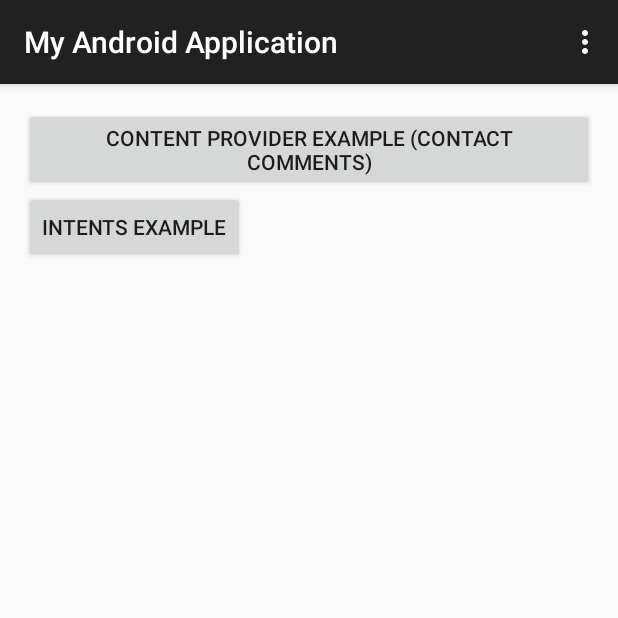
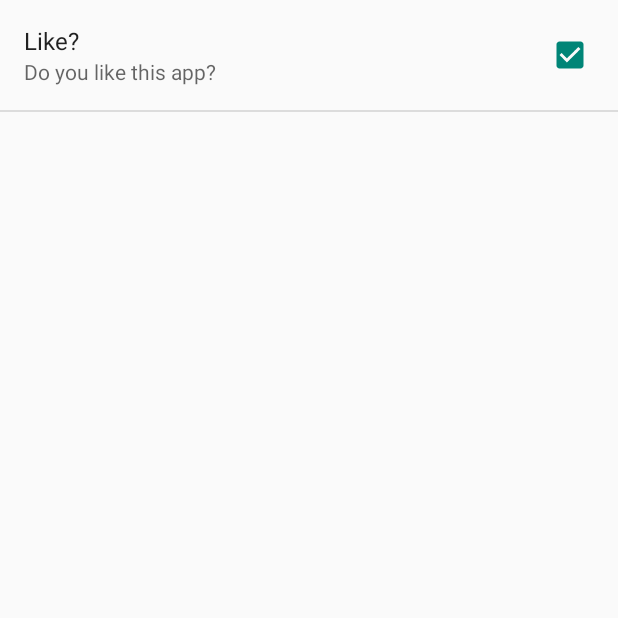
Before and after one commit to emilhdiaz/myandroidapplication, an Android app: the screen it shows after launch (MainActivity before the commit, SettingsActivity after it), in the options menu, after a tap on "Settings", on a phone screen of 412 x 824 dp, the top half of it. Run offline under Robolectric (Android 15) with nearby library versions, the phone set to English and light mode, and no system bars.

Commit message:
Added a settings preference activity

```diff
--- a/app/src/main/java/com/emildiaz/myandroidapplication/ContactActivity.java
+++ b/app/src/main/java/com/emildiaz/myandroidapplication/ContactActivity.java
@@ -53,7 +53,7 @@ public class ContactActivity extends ListActivity implements LoaderManager.Loade
 
     @Override
     public boolean onCreateOptionsMenu(Menu menu) {
-        getMenuInflater().inflate(R.menu.menu_content, menu);
+        getMenuInflater().inflate(R.menu.menu_main, menu);
         return true;
     }
 
@@ -61,7 +61,9 @@ public class ContactActivity extends ListActivity implements LoaderManager.Loade
     public boolean onOptionsItemSelected(MenuItem item) {
         int id = item.getItemId();
 
-        if (id == R.id.action_settings) {
+        if (id == R.id.preferences) {
+            Intent i = new Intent(this, SettingsActivity.class);
+            startActivity(i);
             return true;
         }
 
--- a/app/src/main/java/com/emildiaz/myandroidapplication/MainActivity.java
+++ b/app/src/main/java/com/emildiaz/myandroidapplication/MainActivity.java
@@ -26,7 +26,9 @@ public class MainActivity extends ActionBarActivity {
     public boolean onOptionsItemSelected(MenuItem item) {
         int id = item.getItemId();
 
-        if (id == R.id.action_settings) {
+        if (id == R.id.preferences) {
+            Intent i = new Intent(this, SettingsActivity.class);
+            startActivity(i);
             return true;
         }
 
--- a/app/src/main/java/com/emildiaz/myandroidapplication/RouletteActivity.java
+++ b/app/src/main/java/com/emildiaz/myandroidapplication/RouletteActivity.java
@@ -1,6 +1,5 @@
 package com.emildiaz.myandroidapplication;
 
-import android.app.Activity;
 import android.content.Context;
 import android.content.Intent;
 import android.content.pm.PackageManager;
@@ -34,7 +33,7 @@ public class RouletteActivity extends ActionBarActivity {
 
     @Override
     public boolean onCreateOptionsMenu(Menu menu) {
-        getMenuInflater().inflate(R.menu.menu_roulette, menu);
+        getMenuInflater().inflate(R.menu.menu_main, menu);
         return true;
     }
 
@@ -42,7 +41,9 @@ public class RouletteActivity extends ActionBarActivity {
     public boolean onOptionsItemSelected(MenuItem item) {
         int id = item.getItemId();
 
-        if (id == R.id.action_settings) {
+        if (id == R.id.preferences) {
+            Intent i = new Intent(this, SettingsActivity.class);
+            startActivity(i);
             return true;
         }
 
--- /dev/null
+++ b/app/src/main/java/com/emildiaz/myandroidapplication/SettingsActivity.java
@@ -0,0 +1,15 @@
+package com.emildiaz.myandroidapplication;
+
+import android.preference.PreferenceActivity;
+import android.os.Bundle;
+import android.view.Menu;
+import android.view.MenuItem;
+
+public class SettingsActivity extends PreferenceActivity {
+
+    @Override
+    protected void onCreate(Bundle savedInstanceState) {
+        super.onCreate(savedInstanceState);
+        addPreferencesFromResource(R.xml.preferences);
+    }
+}
--- a/app/src/main/res/menu/menu_main.xml
+++ b/app/src/main/res/menu/menu_main.xml
@@ -2,7 +2,7 @@
       xmlns:app="http://schemas.android.com/apk/res-auto"
       xmlns:tools="http://schemas.android.com/tools"
       tools:context=".MainActivity">
-    <item android:id="@+id/action_settings"
+    <item android:id="@+id/preferences"
           android:title="@string/action_settings"
           android:orderInCategory="100"
           app:showAsAction="never"/>
--- a/app/src/main/res/menu/menu_roulette.xml
+++ /dev/null
@@ -1,9 +0,0 @@
-<menu xmlns:android="http://schemas.android.com/apk/res/android"
-      xmlns:app="http://schemas.android.com/apk/res-auto"
-      xmlns:tools="http://schemas.android.com/tools"
-      tools:context="com.emildiaz.myandroidapplication.RouletteActivity">
-    <item android:id="@+id/action_settings"
-          android:title="@string/action_settings"
-          android:orderInCategory="100"
-          app:showAsAction="never"/>
-</menu>
--- a/app/src/main/res/values/strings.xml
+++ b/app/src/main/res/values/strings.xml
@@ -7,5 +7,6 @@
     <string name="title_activity_contact">My.Contacts</string>
     <string name="title_activity_comment">My.Comments</string>
     <string name="title_activity_roulette">My.Roulette</string>
+    <string name="title_activity_settings">SettingsActivity</string>
 
 </resources>
--- /dev/null
+++ b/app/src/main/res/xml/preferences.xml
@@ -0,0 +1,9 @@
+<?xml version="1.0" encoding="utf-8"?>
+<PreferenceScreen xmlns:android="http://schemas.android.com/apk/res/android">
+
+    <CheckBoxPreference
+        android:key="pref_like"
+        android:title="Like?"
+        android:summary="Do you like this app?"
+        android:defaultValue="true" />
+</PreferenceScreen>
```
Also changed, not shown: app/src/main/AndroidManifest.xml (+17 -11 lines), app/src/main/java/com/emildiaz/myandroidapplication/CommentActivity.java (+5 -2 lines), app/src/main/res/menu/menu_comment.xml (deleted, +0 -9 lines), app/src/main/res/menu/menu_content.xml (deleted, +0 -9 lines).
